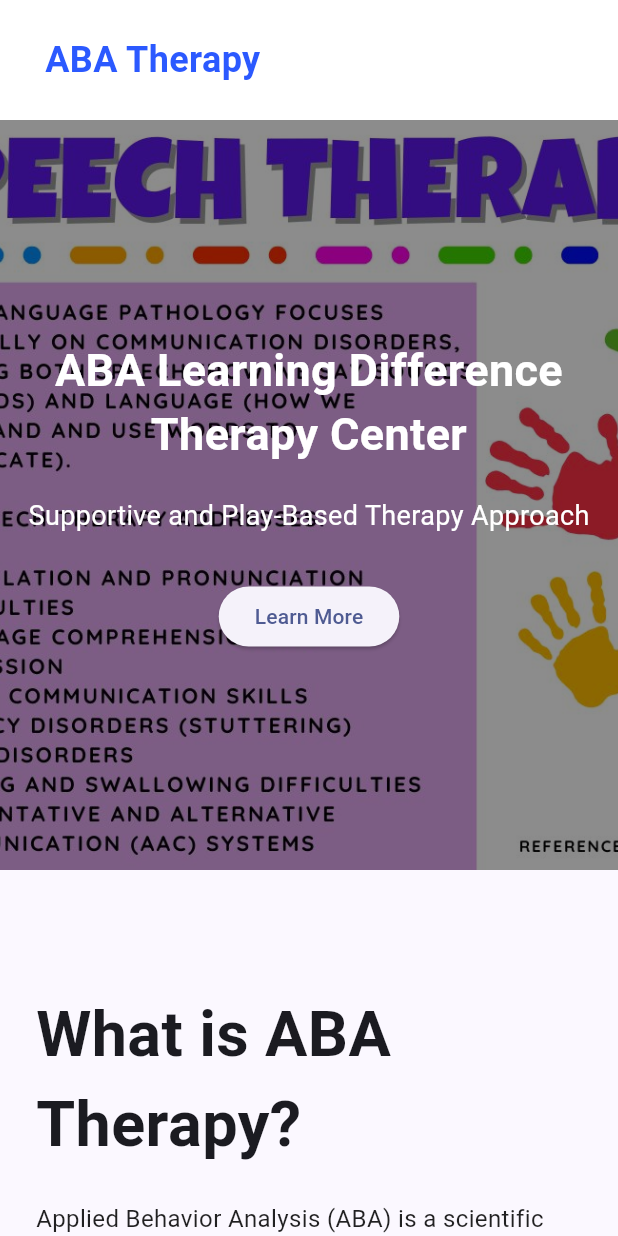
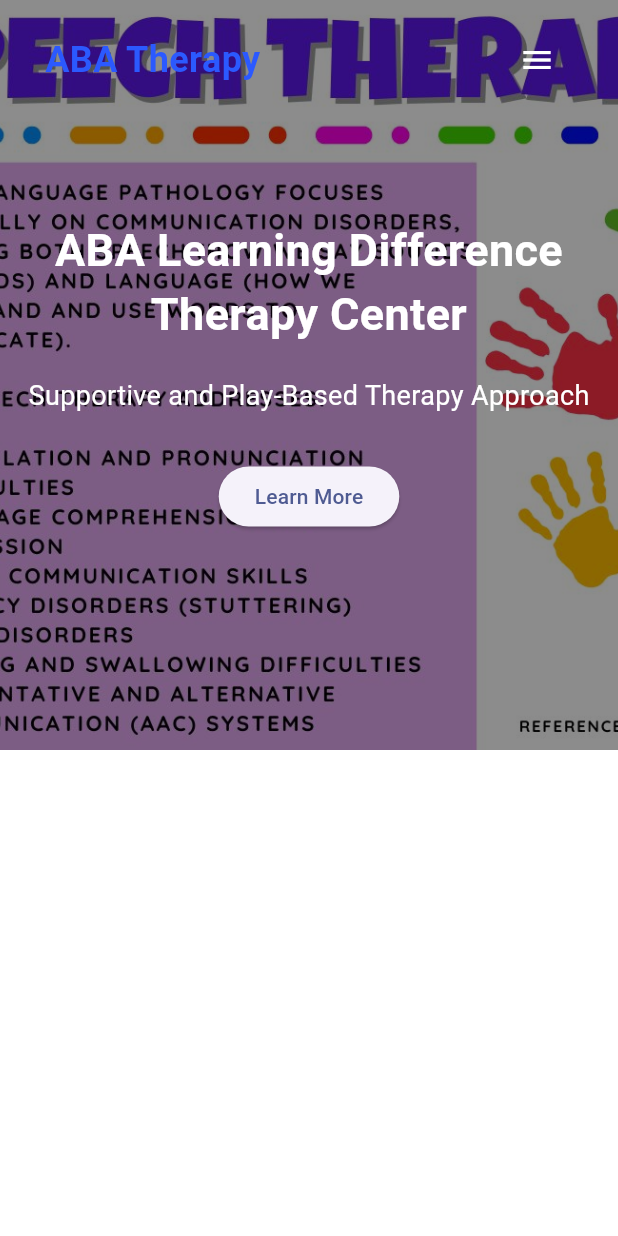
Before and after one commit to Jitrian31/aba_blog, a Flutter app: the screen it shows after launch, on a phone screen of 412 x 824 dp. Run offline on Flutter 3.47's test engine with Material 3 defaults, Android fonts, the phone set to English and light mode, and no system bars.

Commit message:
arrange header

```diff
--- a/ldtc_blog/lib/Pages/home_page.dart
+++ b/ldtc_blog/lib/Pages/home_page.dart
@@ -5,24 +5,63 @@ import '../widgets/hero_slider.dart';
 import '../widgets/aba_section.dart';
 import '../widgets/header.dart';
 
-
-class HomePage extends StatelessWidget {
+class HomePage extends StatefulWidget {
   const HomePage({super.key});
 
   @override
+  State<HomePage> createState() => _HomePageState();
+}
+
+class _HomePageState extends State<HomePage> {
+  final ScrollController _controller = ScrollController();
+
+  bool isScrolled = false;
+
+  @override
+  void initState() {
+    super.initState();
+
+    _controller.addListener(() {
+      final scrolled = _controller.offset > 20;
+
+      if (scrolled != isScrolled) {
+        setState(() {
+          isScrolled = scrolled;
+        });
+      }
+    });
+  }
+
+  @override
   Widget build(BuildContext context) {
-    final mobile = MediaQuery.of(context).size.width < 768;
+    return Scaffold(
+      body: Stack(
+        children: [
+          SingleChildScrollView(
+            controller: _controller,
+            child: Column(
+              children: [
+                // 🔥 HERO SECTION MO (carousel/slider)
+                HeroSlider(),
 
-    return Scaffold(
-      drawer: mobile ? const MobileDrawer() : null,
-      body: SingleChildScrollView(
-        child: Column(
-          children: [
-            const Header(),
-            HeroSlider(),
-            AbaSection(),
-          ],
-        ),
+                // OTHER CONTENT
+                Container(
+                  height: 1000,
+                  color: Colors.white,
+                ),
+              ],
+            ),
+          ),
+
+          Positioned(
+            top: 0,
+            left: 0,
+            right: 0,
+            child: Header(
+              isScrolled: isScrolled,
+            ),
+          ),
+        ],
       ),
     );
   }
--- a/ldtc_blog/lib/widgets/aba_section.dart
+++ b/ldtc_blog/lib/widgets/aba_section.dart
@@ -60,7 +60,7 @@ ABA therapy is commonly used to help children and individuals develop important
 • Attention and focus
 • Reducing challenging behaviors that may interfere with learning or daily life''',
   style: TextStyle(
-    fontSize: 16,
+    fontSize: 20,
     height: 1.6,
     color: Colors.black87,
   )
--- a/ldtc_blog/lib/widgets/header.dart
+++ b/ldtc_blog/lib/widgets/header.dart
@@ -1,28 +1,35 @@
 import 'package:flutter/material.dart';
 
 class Header extends StatelessWidget {
-  const Header({super.key});
+  final bool isScrolled;
+
+  const Header({
+    super.key,
+    required this.isScrolled,
+  });
 
   @override
   Widget build(BuildContext context) {
     final mobile = MediaQuery.of(context).size.width < 768;
 
-    return Container(
+    return AnimatedContainer(
+      duration: const Duration(milliseconds: 250),
       height: 80,
       padding: const EdgeInsets.symmetric(horizontal: 30),
       decoration: BoxDecoration(
-        color: Colors.white,
-        boxShadow: [
-          BoxShadow(
-            color: Colors.black.withOpacity(.08),
-            blurRadius: 15,
-          ),
-        ],
+        color: isScrolled ? Colors.white : Colors.transparent,
+        boxShadow: isScrolled
+            ? [
+                BoxShadow(
+                  color: Colors.black.withValues(alpha: 0.08),
+                  blurRadius: 15,
+                ),
+              ]
+            : [],
       ),
       child: Row(
         mainAxisAlignment: MainAxisAlignment.spaceBetween,
         children: [
-
           const Text(
             "ABA Therapy",
             style: TextStyle(
@@ -32,60 +39,41 @@ class Header extends StatelessWidget {
             ),
           ),
 
-          if (!mobile)
-            Row(
-              children: [
-                _navButton("Home"),
-                _navButton("Career"),
-
-                PopupMenuButton<String>(
-                  child: const Padding(
-                    padding: EdgeInsets.symmetric(horizontal: 15),
-                    child: Text(
-                      "Location",
-                      style: TextStyle(
-                        color: Colors.black87,
-                        fontSize: 16,
-                      ),
+          mobile
+              ? Builder(
+                  builder: (context) => IconButton(
+                    icon: Icon(
+                      Icons.menu,
+                      color: isScrolled ? Colors.black : Colors.white,
                     ),
+                    onPressed: () {
+                      Scaffold.of(context).openDrawer();
+                    },
                   ),
-                  itemBuilder: (context) => const [
-                    PopupMenuItem(
-                      value: "Valenzuela",
-                      child: Text("Valenzuela"),
-                    ),
-                    PopupMenuItem(
-                      value: "Roosevelt",
-                      child: Text("Roosevelt"),
-                    ),
-                    PopupMenuItem(
-                      value: "Tandang Sora",
-                      child: Text("Tandang Sora"),
-                    ),
-                    PopupMenuItem(
-                      value: "Bulacan",
-                      child: Text("Bulacan"),
-                    ),
+                )
+              : Row(
+                  children: [
+                    _navButton("Home", isScrolled),
+                    _navButton("Career", isScrolled),
+                    _navButton("Location", isScrolled),
+                    _navButton("About Us", isScrolled),
+                    _navButton("Contact Us", isScrolled),
                   ],
                 ),
-
-                _navButton("About Us"),
-                _navButton("Contact Us"),
-              ],
-            ),
         ],
       ),
     );
   }
 
-  Widget _navButton(String title) {
+  Widget _navButton(String title, bool isScrolled) {
     return TextButton(
       onPressed: () {},
       child: Text(
         title,
-        style: const TextStyle(
-          color: Colors.black87,
+        style: TextStyle(
+          color: isScrolled ? Colors.black87 : Colors.white,
           fontSize: 16,
+          fontWeight: FontWeight.bold,
         ),
       ),
     );
--- a/ldtc_blog/lib/widgets/hero_slider.dart
+++ b/ldtc_blog/lib/widgets/hero_slider.dart
@@ -2,7 +2,7 @@ import 'dart:async';
 
 import 'package:flutter/material.dart';
 
-import '../models/slider_data.dart';
+import '../data/slider_data.dart';
 
 class HeroSlider extends StatefulWidget {
   const HeroSlider({super.key});
```
Also changed, not shown: ldtc_blog/lib/data/slider_data.dart (renamed from ldtc_blog/lib/models/slider_data.dart, +4 -4 lines), ldtc_blog/lib/widgets/rotating_gallery.dart (+24 -16 lines), ldtc_blog/lib/widgets/mobile_drawer.dart (line endings or trailing spaces).
